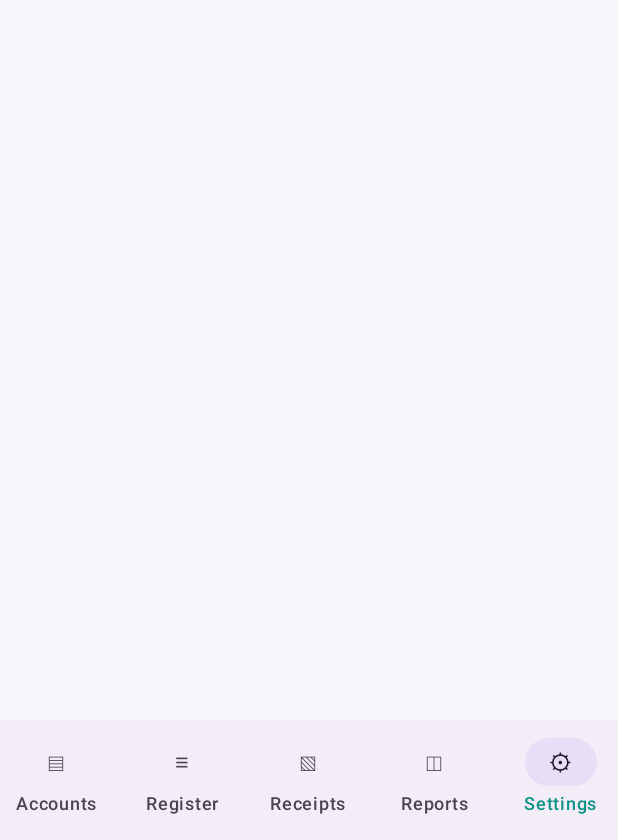
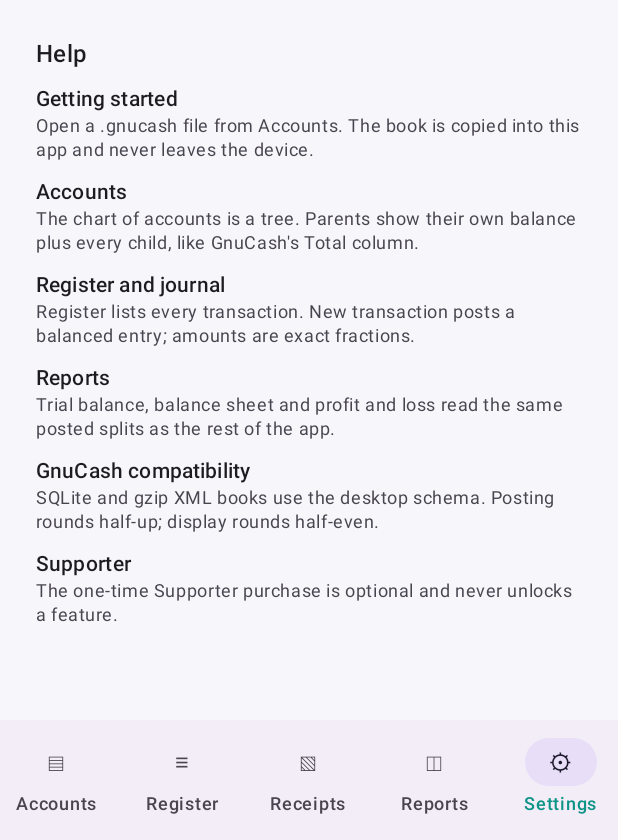
Before and after one commit to johnarleyburns/saldima-android, an Android app built with Jetpack Compose: the composable SaldimaApp shown on its own in the app's theme, item 5 of the bottom bar chosen, on a phone screen of 412 x 824 dp, the part 396-1236 px from its top. Run offline under Robolectric (Android 15) with nearby library versions, the phone set to English and light mode, and no system bars; libraries missing offline, so code that uses them is left out: com.android.billingclient.

Commit message:
feat: reports and help on Android (#25)

```diff
--- /dev/null
+++ b/app/src/main/kotlin/guru/parso/saldima/app/HelpContent.kt
@@ -0,0 +1,35 @@
+// SPDX-License-Identifier: AGPL-3.0-only
+package guru.parso.saldima.app
+
+import androidx.compose.foundation.layout.Column
+import androidx.compose.foundation.layout.Spacer
+import androidx.compose.foundation.layout.fillMaxWidth
+import androidx.compose.foundation.layout.height
+import androidx.compose.material3.MaterialTheme
+import androidx.compose.material3.Text
+import androidx.compose.runtime.Composable
+import androidx.compose.ui.Modifier
+import androidx.compose.ui.unit.dp
+
+private val topics = listOf(
+    "Getting started" to "Open a .gnucash file from Accounts. The book is copied into this app and never leaves the device.",
+    "Accounts" to "The chart of accounts is a tree. Parents show their own balance plus every child, like GnuCash's Total column.",
+    "Register and journal" to "Register lists every transaction. New transaction posts a balanced entry; amounts are exact fractions.",
+    "Reports" to "Trial balance, balance sheet and profit and loss read the same posted splits as the rest of the app.",
+    "GnuCash compatibility" to "SQLite and gzip XML books use the desktop schema. Posting rounds half-up; display rounds half-even.",
+    "Supporter" to "The one-time Supporter purchase is optional and never unlocks a feature.",
+)
+
+/** Original text, following the same chapter order as the GnuCash manual. */
+@Composable
+fun HelpContent() {
+    Column(Modifier.fillMaxWidth()) {
+        Text("Help", style = MaterialTheme.typography.titleMedium)
+        Spacer(Modifier.height(8.dp))
+        for ((title, body) in topics) {
+            Text(title, style = MaterialTheme.typography.titleSmall)
+            Text(body, style = MaterialTheme.typography.bodySmall, color = MaterialTheme.colorScheme.onSurfaceVariant)
+            Spacer(Modifier.height(10.dp))
+        }
+    }
+}
--- a/app/src/main/kotlin/guru/parso/saldima/app/MainActivity.kt
+++ b/app/src/main/kotlin/guru/parso/saldima/app/MainActivity.kt
@@ -10,6 +10,8 @@ import androidx.compose.foundation.layout.Spacer
 import androidx.compose.foundation.layout.fillMaxSize
 import androidx.compose.foundation.layout.height
 import androidx.compose.foundation.layout.padding
+import androidx.compose.foundation.rememberScrollState
+import androidx.compose.foundation.verticalScroll
 import androidx.compose.material3.Button
 import androidx.compose.material3.MaterialTheme
 import androidx.compose.material3.NavigationBar
@@ -70,7 +72,7 @@ private fun SaldimaApp() {
             0 -> AccountsScreen(repository)
             1 -> JournalScreen(repository)
             2 -> Placeholder("Receipts", "Receipts captured on this phone wait here.", padding)
-            3 -> Placeholder("Reports", "Balance sheet and profit and loss appear once a book is open.", padding)
+            3 -> ReportsScreen(repository)
             else -> SettingsScreen(padding)
         }
     }
@@ -95,7 +97,7 @@ private fun SettingsScreen(padding: androidx.compose.foundation.layout.PaddingVa
     val store = remember { SupporterStore(activity) }
     var supporter by remember { mutableStateOf(store.isSupporter) }
 
-    Column(Modifier.fillMaxSize().padding(padding).padding(24.dp)) {
+    Column(Modifier.fillMaxSize().padding(padding).padding(24.dp).verticalScroll(rememberScrollState())) {
         Text("Settings", style = MaterialTheme.typography.headlineMedium)
         Spacer(Modifier.height(24.dp))
         Text(
@@ -118,5 +120,7 @@ private fun SettingsScreen(padding: androidx.compose.foundation.layout.PaddingVa
         }
         Spacer(Modifier.height(24.dp))
         Text("Saldima is AGPL-3.0-only. No subscription. Compatible with GnuCash.", style = MaterialTheme.typography.bodySmall)
+        Spacer(Modifier.height(24.dp))
+        HelpContent()
     }
 }
```
Also changed, not shown: app/src/main/kotlin/guru/parso/saldima/app/ReportsScreen.kt (added, +89 -0 lines).
